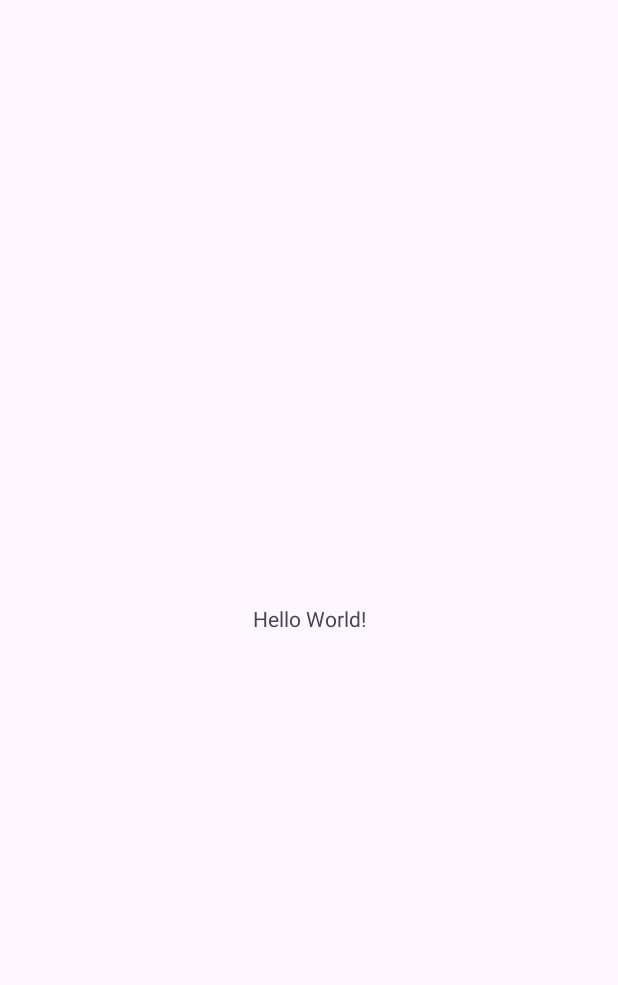
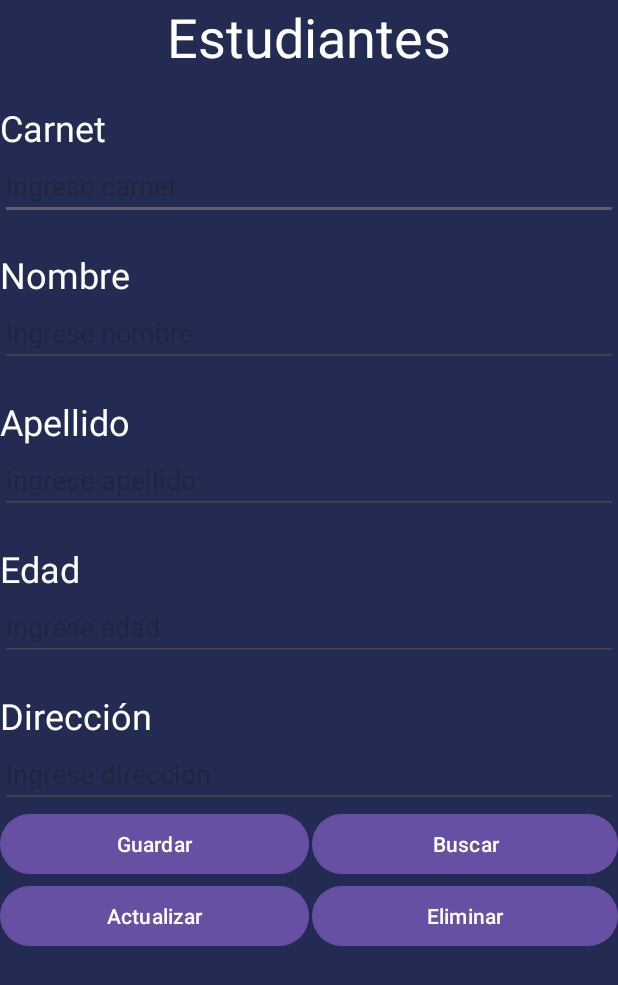
Before and after one commit to Petter99/Primer_app_BD, an Android app: the screen it shows after launch (MainActivity), on a phone screen of 412 x 824 dp. Before the commit the part shown is almost empty. Shown: the top 985 px of the screen. Run offline under Robolectric (Android 15) with nearby library versions, the phone set to English and light mode, and no system bars.

Commit message:
Interfaz gráfica

```diff
--- a/app/src/main/java/com/example/app/MainActivity.java
+++ b/app/src/main/java/com/example/app/MainActivity.java
@@ -12,4 +12,7 @@ public class MainActivity extends AppCompatActivity {
         setContentView(R.layout.activity_main);
     }
     //puto el que lo lea
+
+
+
 }
--- a/app/src/main/res/layout/activity_main.xml
+++ b/app/src/main/res/layout/activity_main.xml
@@ -1,18 +1,154 @@
 <?xml version="1.0" encoding="utf-8"?>
-<androidx.constraintlayout.widget.ConstraintLayout xmlns:android="http://schemas.android.com/apk/res/android"
+<LinearLayout xmlns:android="http://schemas.android.com/apk/res/android"
     xmlns:app="http://schemas.android.com/apk/res-auto"
     xmlns:tools="http://schemas.android.com/tools"
     android:layout_width="match_parent"
     android:layout_height="match_parent"
-    tools:context=".MainActivity">
+    android:background="#242B53"
+    android:orientation="vertical"
+    tools:context=".MainActivity" >
 
     <TextView
+        android:id="@+id/textView"
+        android:layout_width="match_parent"
+        android:layout_height="wrap_content"
+        android:text="Estudiantes"
+        android:textSize="36dp"
+        android:textColor="@color/white"
+        android:textAlignment="center"
+        />
+
+    <TextView
+        android:id="@+id/textView2"
         android:layout_width="wrap_content"
         android:layout_height="wrap_content"
-        android:text="Hello World!"
-        app:layout_constraintBottom_toBottomOf="parent"
-        app:layout_constraintEnd_toEndOf="parent"
-        app:layout_constraintStart_toStartOf="parent"
-        app:layout_constraintTop_toTopOf="parent" />
+        android:text="Carnet"
+        android:textColor="@color/white"
+        android:textSize="24dp"
+        android:layout_marginTop="20dp"/>
 
-</androidx.constraintlayout.widget.ConstraintLayout>
+    <EditText
+        android:id="@+id/txt_carnet"
+        android:layout_width="match_parent"
+        android:layout_height="wrap_content"
+        android:ems="10"
+        android:hint="Ingrese carnet"
+        android:inputType="number"
+        android:textColor="#E4D1D1" />
+
+    <TextView
+        android:id="@+id/textView3"
+        android:layout_width="match_parent"
+        android:layout_height="wrap_content"
+        android:text="Nombre"
+        android:textColor="@color/white"
+        android:textSize="24dp"
+        android:layout_marginTop="20dp"/>
+
+    <EditText
+        android:id="@+id/txt_nombre"
+        android:layout_width="match_parent"
+        android:layout_height="wrap_content"
+        android:ems="10"
+        android:hint="Ingrese nombre"
+        android:inputType="text"
+        android:textColor="#FFFFFF" />
+    <TextView
+        android:id="@+id/textView4"
+        android:layout_width="match_parent"
+        android:layout_height="wrap_content"
+        android:text="Apellido"
+        android:textColor="@color/white"
+        android:textSize="24dp"
+        android:layout_marginTop="20dp"/>
+
+    <EditText
+        android:id="@+id/txt_apellido"
+        android:layout_width="match_parent"
+        android:layout_height="wrap_content"
+        android:ems="10"
+        android:hint="ingrese apellido"
+        android:inputType="text"
+        android:textColor="#FFFFFF" />
+    <TextView
+        android:id="@+id/textView5"
+        android:layout_width="match_parent"
+        android:layout_height="wrap_content"
+        android:text="Edad"
+        android:textColor="@color/white"
+        android:textSize="24dp"
+        android:layout_marginTop="20dp"/>
+
+    <EditText
+        android:id="@+id/txt_edad"
+        android:layout_width="match_parent"
+        android:layout_height="wrap_content"
+        android:ems="10"
+        android:hint="Ingrese edad"
+        android:inputType="number"
+        android:textColor="#FFFFFF" />
+    <TextView
+        android:id="@+id/textView6"
+        android:layout_width="match_parent"
+        android:layout_height="wrap_content"
+        android:text="Dirección"
+        android:textColor="@color/white"
+        android:textSize="24dp"
+        android:layout_marginTop="20dp"/>
+
+    <EditText
+        android:id="@+id/txt_direc"
+        android:layout_width="match_parent"
+        android:layout_height="wrap_content"
+        android:ems="10"
+        android:hint="Ingrese direccion"
+        android:inputType="text"
+        android:textColor="#FFFFFF" />
+
+    <LinearLayout
+        android:layout_width="match_parent"
+        android:layout_height="wrap_content"
+        android:orientation="horizontal">
+
+        <Button
+            android:id="@+id/btn_guardar"
+            android:layout_width="match_parent"
+            android:layout_height="wrap_content"
+            android:layout_weight="1"
+            android:text="Guardar" />
+
+        <Button
+            android:id="@+id/btn_buscar"
+            android:layout_width="match_parent"
+            android:layout_height="wrap_content"
+            android:layout_marginLeft="2dp"
+            android:layout_weight="1"
+            android:text="Buscar" />
+
+    </LinearLayout>
+
+    <LinearLayout
+        android:layout_width="match_parent"
+        android:layout_height="match_parent"
+        android:layout_weight="1"
+        android:orientation="horizontal">
+
+        <Button
+            android:id="@+id/btn_actualizar"
+            android:layout_width="match_parent"
+            android:layout_height="wrap_content"
+            android:layout_weight="1"
+            android:text="Actualizar" />
+
+        <Button
+            android:id="@+id/btn_eliminar"
+            android:layout_width="match_parent"
+            android:layout_height="wrap_content"
+            android:layout_marginLeft="2dp"
+            android:layout_weight="1"
+            android:text="Eliminar" />
+
+    </LinearLayout>
+
+
+</LinearLayout>
```
